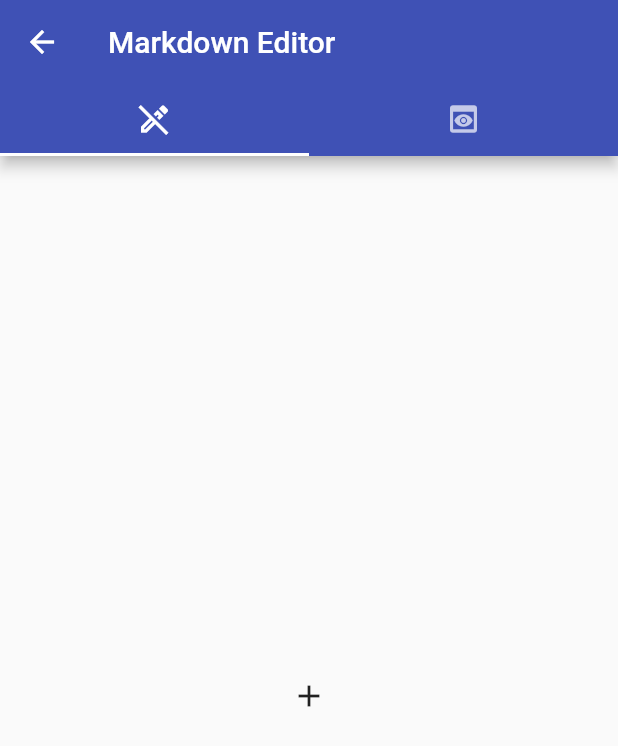
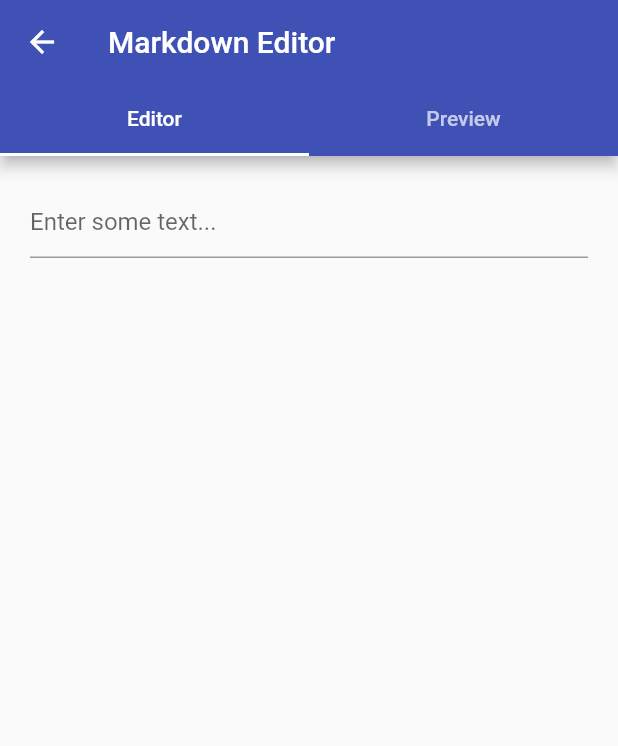
Before and after one commit to manuelduarte077/neverforgett, a Flutter app: the ExampleTwoScreen screen opened by its route, on a phone screen of 412 x 824 dp. Shown: the top 746 px of the screen. Run offline on Flutter 3.47's test engine with Material 2 defaults, Android fonts, the phone set to English and light mode, and no system bars; our stand-ins replace flutter_markdown.

Commit message:
feat: add markdown editor

```diff
--- a/lib/src/screens/example_two.dart
+++ b/lib/src/screens/example_two.dart
@@ -1,4 +1,5 @@
 import 'package:flutter/material.dart';
+import 'package:flutter_markdown/flutter_markdown.dart';
 
 class ExampleTwoScreen extends StatefulWidget {
   const ExampleTwoScreen({Key? key}) : super(key: key);
@@ -10,35 +11,61 @@ class ExampleTwoScreen extends StatefulWidget {
 class _ExampleTwoScreenState extends State<ExampleTwoScreen>
     with SingleTickerProviderStateMixin {
   TabController? _controller;
+  TextEditingController? _textController;
+
+  String text = '';
 
   @override
   void initState() {
     super.initState();
     _controller = TabController(length: 2, vsync: this);
+    _textController = TextEditingController();
   }
 
   @override
   Widget build(BuildContext context) {
+    const TextStyle style = TextStyle(color: Colors.white);
     return Scaffold(
       appBar: AppBar(
-        title: const Text('Markdown Editor'),
+        title: const Text('Markdown Editor', style: style),
         bottom: TabBar(
           controller: _controller,
           tabs: const <Widget>[
             Tab(
-              child: Icon(Icons.edit_off_outlined),
+              text: 'Editor',
             ),
             Tab(
-              child: Icon(Icons.preview),
+              text: 'Preview',
             ),
           ],
         ),
       ),
       body: TabBarView(
         controller: _controller,
-        children: const <Widget>[
-          Icon(Icons.add),
-          Icon(Icons.poll),
+        children: <Widget>[
+          Container(
+            margin: const EdgeInsets.all(20),
+            child: TextField(
+              keyboardType: TextInputType.multiline,
+              maxLines: null,
+              controller: _textController,
+              decoration: const InputDecoration(
+                hintText: 'Enter some text...',
+              ),
+              onChanged: (String text) {
+                setState(() {
+                  this.text = text;
+                });
+              },
+            ),
+          ),
+          Container(
+            margin: const EdgeInsets.all(20),
+            child: MarkdownBody(
+              data: text,
+              styleSheet: MarkdownStyleSheet.fromTheme(Theme.of(context)),
+            ),
+          ),
         ],
       ),
     );
```
